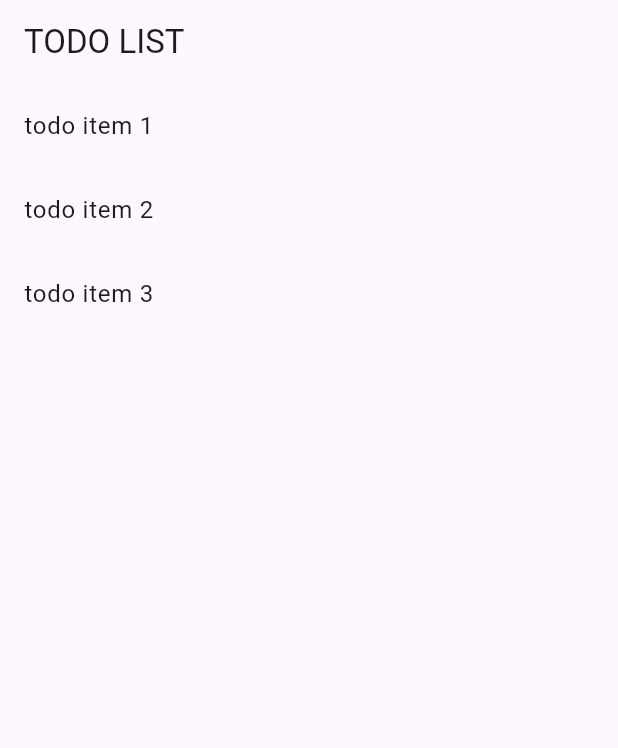
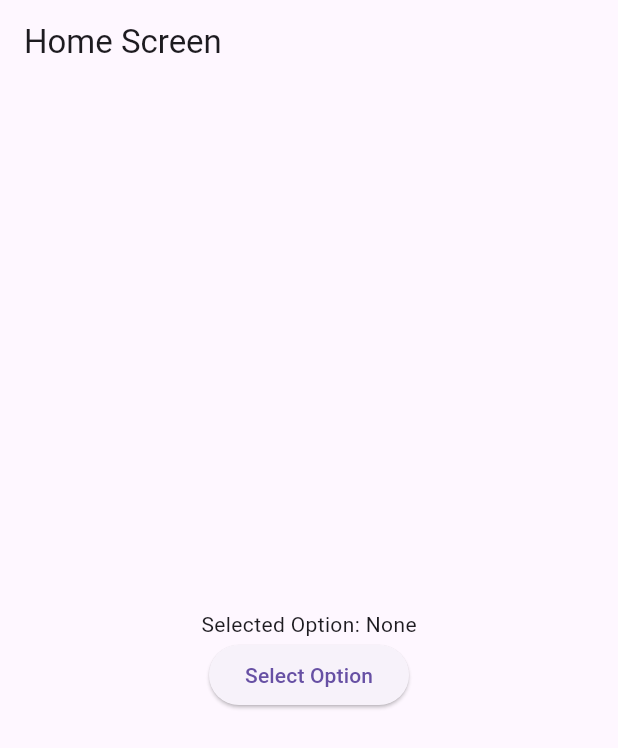
Before and after one commit to Ngai-E/microtask_app, a Flutter app: the screen it shows after launch, on a phone screen of 412 x 824 dp. Shown: the top 748 px of the screen. Run offline on Flutter 3.47's test engine with Material 3 defaults, Android fonts, the phone set to English and light mode, and no system bars.

Commit message:
send data back to parent screen

```diff
--- a/lib/main.dart
+++ b/lib/main.dart
@@ -1,50 +1,68 @@
-
 import 'package:flutter/material.dart';
 
-class Todo {
-  final String title;
-  final String description;
-
-  const Todo(this.title, this.description);
+void main() {
+  runApp(MyApp());
 }
 
-List<Todo> todos =  [
-  const Todo('todo item 1', 'todo item 1 description'),
-  const Todo('todo item 2', 'todo item 2 description'),
-  const Todo('todo item 3', 'todo item 3 description'),
-];
-
-void main() => runApp(MaterialApp(title: 'Todo app', home: TodosScreen( todos: todos,),));
-
-class TodosScreen extends StatelessWidget{
-  const TodosScreen({super.key, required this.todos});
-  final List<Todo> todos;
+class MyApp extends StatelessWidget {
   @override
   Widget build(BuildContext context) {
-    return Scaffold(
-      appBar: AppBar(title: Text('TODO LIST'),),
-      body: ListView.builder(
-        itemCount: todos.length,
-        itemBuilder: (context, index) => ListTile(
-          title: Text(todos[index].title),
-          onTap: () => Navigator.push(context, MaterialPageRoute(builder: (context) => DetailsScreen(todo: todos[index])))
-          ),
-        ),
+    return MaterialApp(
+      home: HomeScreen(),
       );
   }
 }
 
-class DetailsScreen extends StatelessWidget{
-  final Todo todo;
-  const DetailsScreen({super.key, required this.todo});
+class HomeScreen  extends StatefulWidget {
+  @override
+  _HomeScreenState createState() => _HomeScreenState();
+}
+
+class _HomeScreenState extends State<HomeScreen> {
+  var _selectedOption = 'None';
+
+  void _selectOption() async {
+    var result = await Navigator.push(context, MaterialPageRoute(builder: (context) => OptionsScreen()));
+
+    setState(() {
+      _selectedOption = result ?? 'NONE';
+    });
+  }
   @override
   Widget build(BuildContext context) {
-    return MaterialApp(
-      title: 'Details',
-      home: Scaffold(
-        appBar: AppBar(title: Text(todo.title),),
-        body: Center(child: Text(todo.description),),
+    return Scaffold(
+      appBar: AppBar(
+        title: Text('Home Screen'),
+      ),
+      body: Center(
+        child: Column(
+          mainAxisAlignment: MainAxisAlignment.center,
+          children: <Widget>[
+            Text('Selected Option: $_selectedOption'),
+            ElevatedButton(onPressed: _selectOption, child: Text('Select Option')),
+          ],
+        ),
       ),
     );
   }
 }
+
+class OptionsScreen  extends StatelessWidget {
+  @override
+  Widget build(BuildContext context) {
+    return Scaffold(
+      appBar: AppBar(
+        title: Text('Options Screen'),
+      ),
+      body: Center(
+        child: Column(
+          mainAxisAlignment: MainAxisAlignment.center,
+          children: <Widget>[
+            ElevatedButton(onPressed: () => Navigator.pop(context, 'option 1'), child: Text('Option 1')),
+            ElevatedButton(onPressed: () => Navigator.pop(context, 'option 2'), child: Text('Option 12')),
+          ],
+        ),
+      ),
+    );
+  }
+}
```
